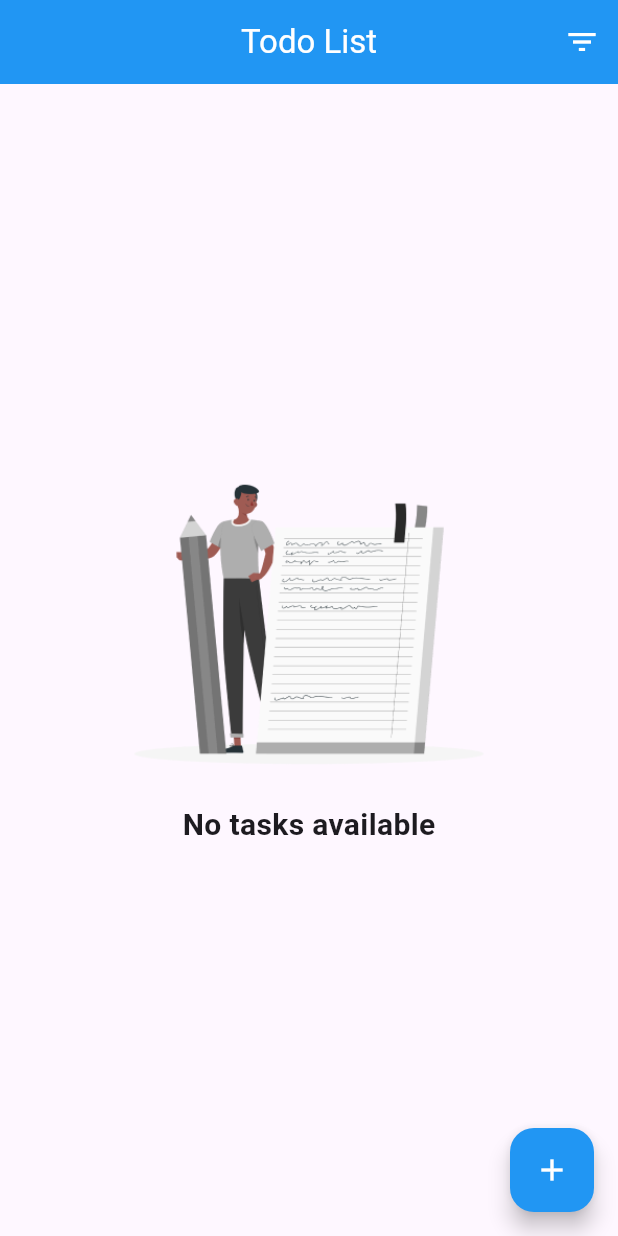
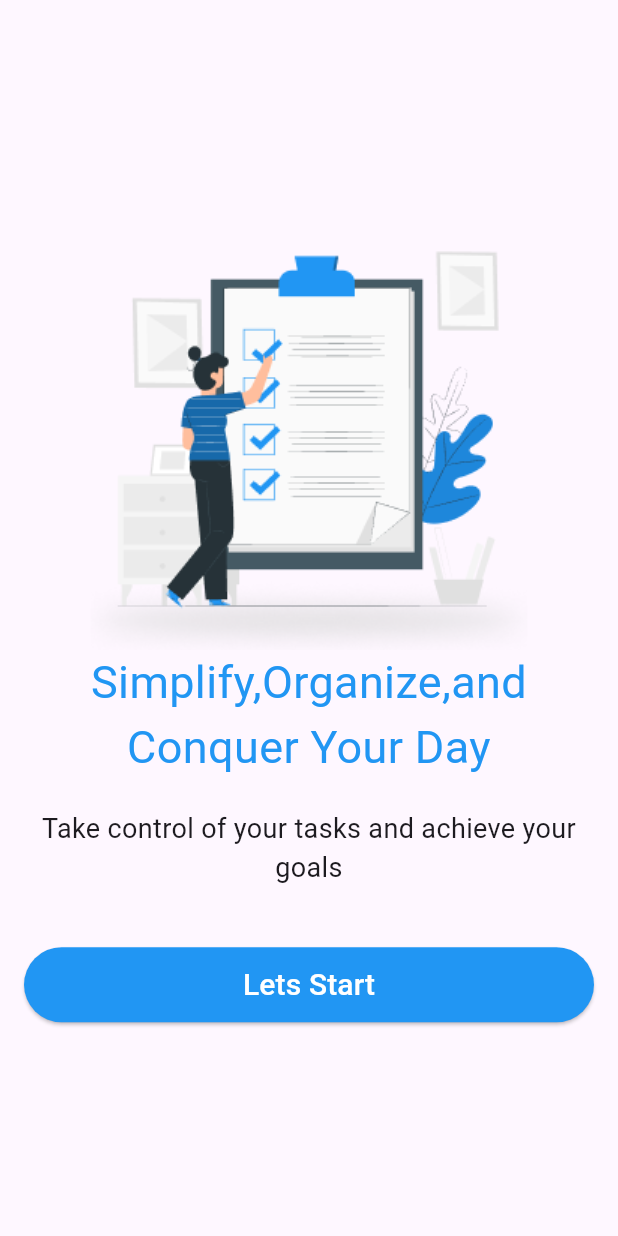
Before and after one commit to Nadeennoshy/todo_app_task, a Flutter app: the screen it shows after launch, on a phone screen of 412 x 824 dp. Run offline on Flutter 3.47's test engine with Material 3 defaults, Android fonts, the phone set to English and light mode, and no system bars; our stand-ins replace bloc, flutter_bloc, shared_preferences.

Commit message:
create onboarding view

```diff
--- a/lib/main.dart
+++ b/lib/main.dart
@@ -2,6 +2,7 @@ import 'package:flutter/material.dart';
 import 'package:todo_app_task/task_cubit/task_cubit.dart';
 import 'package:todo_app_task/views/home_view.dart';
 import 'package:flutter_bloc/flutter_bloc.dart';
+import 'package:todo_app_task/views/onboarding_view.dart';
 
 void main() {
   runApp(const TodoApp());
@@ -16,7 +17,7 @@ class TodoApp extends StatelessWidget {
       create: (context) => TaskCubit(),
       child: const MaterialApp(
         debugShowCheckedModeBanner: false,
-        home: HomeView(),
+        home: OnboardingView(),
       ),
     );
   }
--- a/lib/views/add_task_view.dart
+++ b/lib/views/add_task_view.dart
@@ -2,6 +2,7 @@ import 'package:flutter/material.dart';
 import 'package:flutter_bloc/flutter_bloc.dart';
 import 'package:todo_app_task/constants.dart';
 import 'package:todo_app_task/task_cubit/task_cubit.dart';
+import 'package:todo_app_task/widgets/custom_button.dart';
 
 class AddTaskView extends StatefulWidget {
   const AddTaskView({super.key});
@@ -18,6 +19,12 @@ class _AddTaskViewState extends State<AddTaskView> {
   @override
   Widget build(BuildContext context) {
     return Scaffold(
+      appBar: AppBar(
+        automaticallyImplyLeading: false,
+        backgroundColor: kPrimaryColor,
+        title: const Text('Add Task',style: TextStyle(color: Colors.white),),
+        centerTitle: true,
+      ),
       body: Padding(
         padding: const EdgeInsets.only(top: 80, left: 16.0, right: 16.0),
         child: Column(
@@ -62,11 +69,7 @@ class _AddTaskViewState extends State<AddTaskView> {
             const SizedBox(
               height: 30,
             ),
-            ElevatedButton(
-              style: ElevatedButton.styleFrom(
-                backgroundColor: kPrimaryColor,
-                minimumSize: const Size(double.infinity, 50),
-              ),
+            CustomButton(
                 onPressed: () {
                   if (addTaskController.text.isNotEmpty) {
                     context.read<TaskCubit>().addTask(
@@ -76,11 +79,7 @@ class _AddTaskViewState extends State<AddTaskView> {
                     Navigator.pop(context); // Go back to HomeView
                   }
                 },
-              child: const Text(
-                'Add',
-                style: TextStyle(color: Colors.white, fontSize: 20),
-              ),
-            )
+                buttonText: 'Add'),
           ],
         ),
       ),
--- a/lib/views/home_view.dart
+++ b/lib/views/home_view.dart
@@ -25,6 +25,7 @@ class HomeView extends StatelessWidget {
         ),
       ),
       appBar: AppBar(
+        automaticallyImplyLeading: false,
         centerTitle: true,
         backgroundColor: kPrimaryColor,
         title: const Text(
--- /dev/null
+++ b/lib/views/onboarding_view.dart
@@ -0,0 +1,49 @@
+import 'package:flutter/material.dart';
+import 'package:todo_app_task/constants.dart';
+import 'package:todo_app_task/views/home_view.dart';
+import 'package:todo_app_task/widgets/custom_button.dart';
+
+class OnboardingView extends StatelessWidget {
+  const OnboardingView({super.key});
+
+  @override
+  Widget build(BuildContext context) {
+    return Scaffold(
+      body: Padding(
+        padding: const EdgeInsets.symmetric(horizontal: 16),
+        child: Column(
+          mainAxisAlignment: MainAxisAlignment.center,
+          children: [
+            Image.asset('assets/images/onboarding illustartion.png'),
+            const Text(
+              'Simplify,Organize,and Conquer Your Day',
+              textAlign: TextAlign.center,
+              style: TextStyle(
+                color: kPrimaryColor,
+                fontSize: 30,
+              ),
+            ),
+            const SizedBox(
+              height: 20,
+            ),
+            const Text(
+              'Take control of your tasks and achieve your goals',
+              textAlign: TextAlign.center,
+              style: TextStyle(fontSize: 18),
+            ),
+            const SizedBox(
+              height: 40,
+            ),
+            CustomButton(
+                onPressed: () {
+                  Navigator.push(context, MaterialPageRoute(builder: (context) {
+                    return const HomeView();
+                  }));
+                },
+                buttonText: 'Lets Start'),
+          ],
+        ),
+      ),
+    );
+  }
+}
--- /dev/null
+++ b/lib/widgets/custom_button.dart
@@ -0,0 +1,27 @@
+import 'package:flutter/material.dart';
+import 'package:todo_app_task/constants.dart';
+
+class CustomButton extends StatelessWidget {
+  const CustomButton(
+      {super.key, required this.onPressed, required this.buttonText});
+  final void Function()? onPressed;
+  final String buttonText;
+
+  @override
+  Widget build(BuildContext context) {
+    return ElevatedButton(
+      style: ElevatedButton.styleFrom(
+        backgroundColor: kPrimaryColor,
+        minimumSize: const Size(double.infinity, 50),
+      ),
+      onPressed: onPressed,
+      child: Text(
+        buttonText,
+        style: const TextStyle(
+          color: Colors.white,
+          fontSize: 20,
+        ),
+      ),
+    );
+  }
+}
```
Also changed, not shown: assets/images/onboarding illustartion.png (added). Lines whose indentation alone changed are shown as unchanged.
